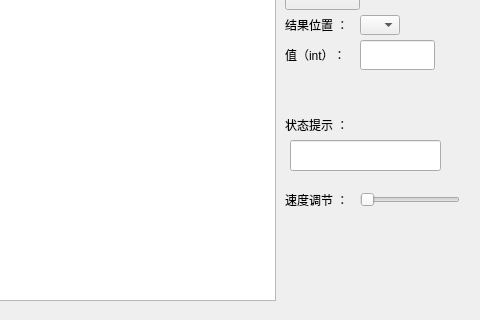
Above: dlinklist.ui from bkqkdksdr/QT before the change; both pictures show x 520 to 1000 and y 405 to 725 of the 1000 by 725 pixel window. Below: the same form after it.
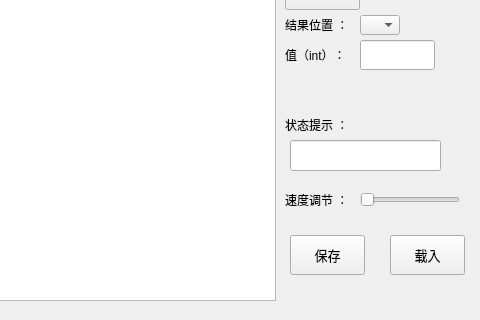
That is the form after the change.

Commit message: 最后增加保存、提取 再也不改！

```diff
--- a/dlinklist.ui
+++ b/dlinklist.ui
@@ -479,6 +479,56 @@
     </rect>
    </property>
   </widget>
+  <widget class="QPushButton" name="loadButton">
+   <property name="geometry">
+    <rect>
+     <x>910</x>
+     <y>640</y>
+     <width>75</width>
+     <height>40</height>
+    </rect>
+   </property>
+   <property name="minimumSize">
+    <size>
+     <width>0</width>
+     <height>20</height>
+    </size>
+   </property>
+   <property name="font">
+    <font>
+     <family>Consolas</family>
+     <pointsize>10</pointsize>
+    </font>
+   </property>
+   <property name="text">
+    <string>载入</string>
+   </property>
+  </widget>
+  <widget class="QPushButton" name="saveButton">
+   <property name="geometry">
+    <rect>
+     <x>810</x>
+     <y>640</y>
+     <width>75</width>
+     <height>40</height>
+    </rect>
+   </property>
+   <property name="minimumSize">
+    <size>
+     <width>0</width>
+     <height>20</height>
+    </size>
+   </property>
+   <property name="font">
+    <font>
+     <family>Consolas</family>
+     <pointsize>10</pointsize>
+    </font>
+   </property>
+   <property name="text">
+    <string>保存</string>
+   </property>
+  </widget>
  </widget>
  <resources/>
  <connections/>
```
The commit also changes 24 other files.
